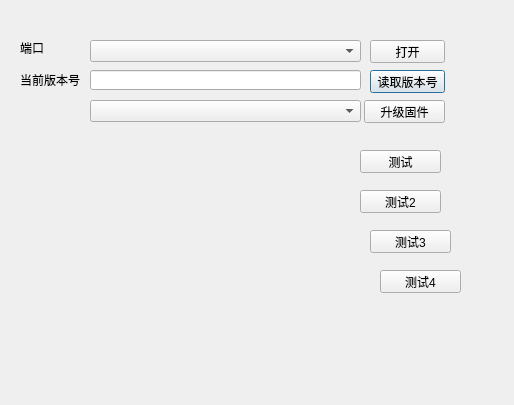
yangang123/QtSerialUploader, file dialog.ui: the form before one commit.
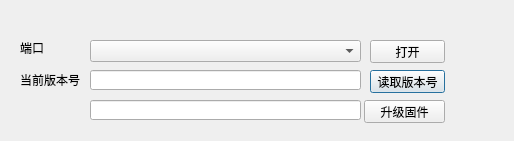
The form after the commit.

Commit message: 升級正常

The edit to the form file:
```diff
--- a/dialog.ui
+++ b/dialog.ui
@@ -7,7 +7,7 @@
     <x>0</x>
     <y>0</y>
     <width>514</width>
-    <height>405</height>
+    <height>141</height>
    </rect>
   </property>
   <property name="windowTitle">
@@ -98,16 +98,6 @@
     <string>打开</string>
    </property>
   </widget>
-  <widget class="QComboBox" name="serial_box_2">
-   <property name="geometry">
-    <rect>
-     <x>90</x>
-     <y>100</y>
-     <width>271</width>
-     <height>22</height>
-    </rect>
-   </property>
-  </widget>
   <widget class="QPushButton" name="test_button">
    <property name="geometry">
     <rect>
@@ -160,6 +150,16 @@
     <string>测试4</string>
    </property>
   </widget>
+  <widget class="QLineEdit" name="status_display">
+   <property name="geometry">
+    <rect>
+     <x>90</x>
+     <y>100</y>
+     <width>271</width>
+     <height>20</height>
+    </rect>
+   </property>
+  </widget>
  </widget>
  <layoutdefault spacing="6" margin="11"/>
  <resources/>
```
Left out of the diff: 2 changed lines with no effect on the pictures. The commit also changes 2 other files.
